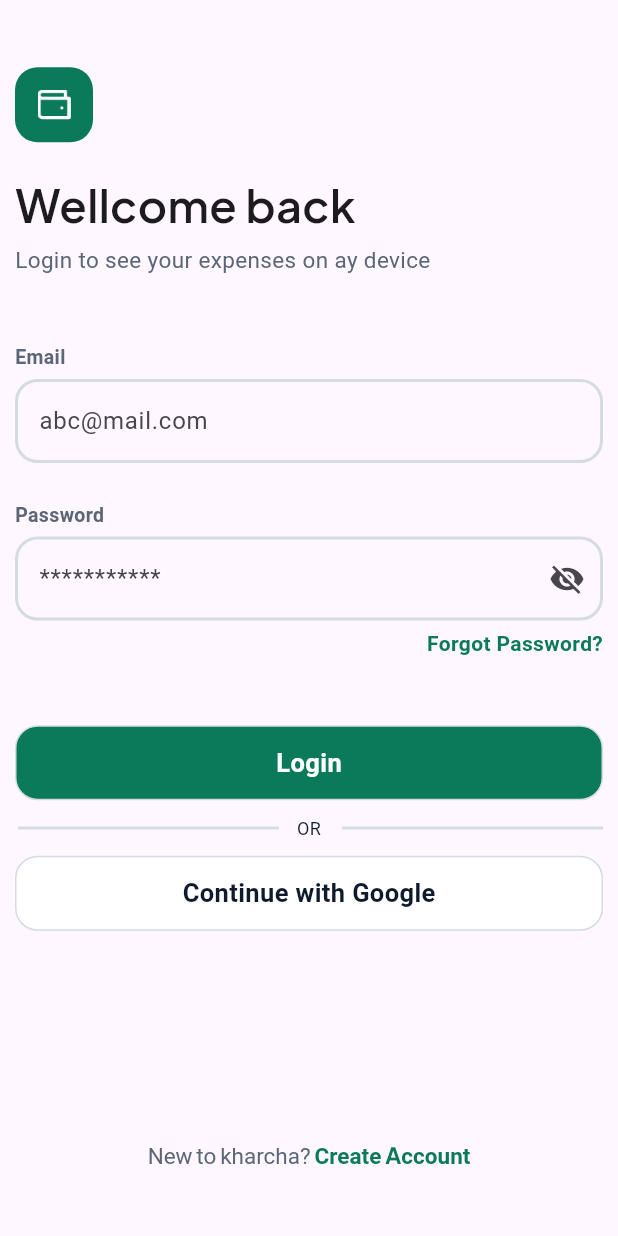
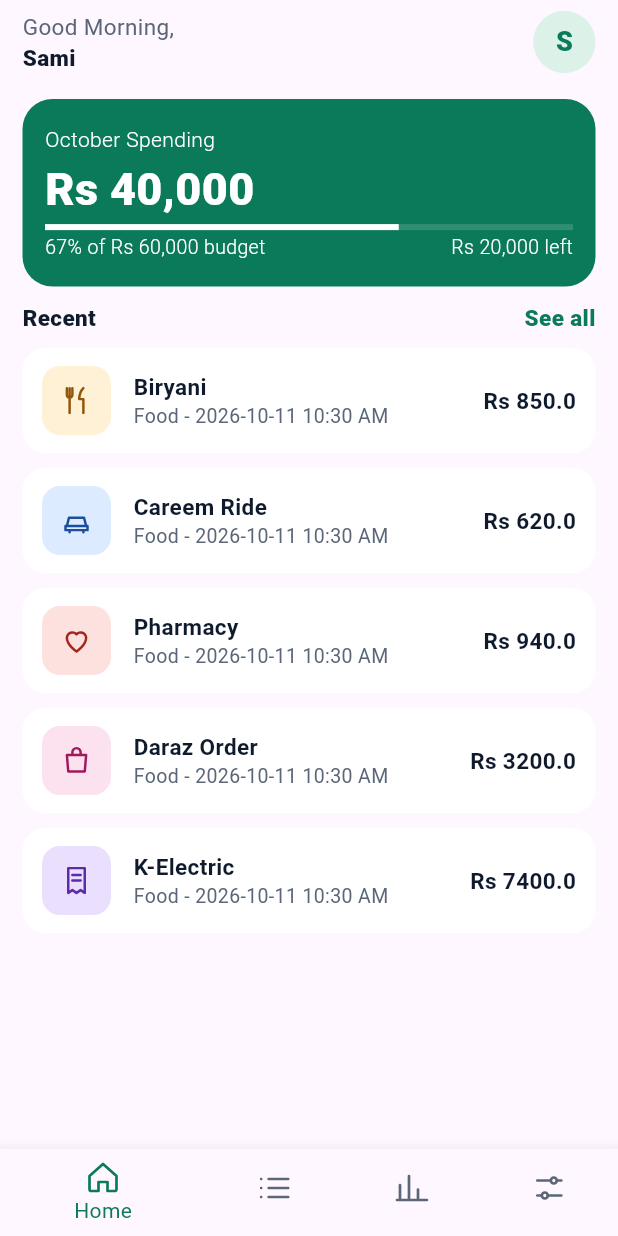
Before and after one commit to rehman-453/flutter_expense_tracker_sami, a Flutter app: the screen it shows after launch, after a tap on "Login", on a phone screen of 412 x 824 dp. Run offline on Flutter 3.47's test engine with Material 3 defaults, Android fonts, the phone set to English and light mode, and no system bars; our stand-ins replace flutter_svg, google_fonts.

Commit message:
navigation bar and home screen

```diff
--- /dev/null
+++ b/lib/model/expense_model.dart
@@ -0,0 +1,15 @@
+class ExpenseModel {
+  final String name;
+  final ExpenseCategory category;
+  final DateTime createdAt;
+  final double expValue;
+
+  const ExpenseModel({
+    required this.name,
+    required this.category,
+    required this.createdAt,
+    required this.expValue,
+  });
+}
+
+enum ExpenseCategory { food, tansport, health, shopping, bill, fun }
--- a/lib/utils/app_asset.dart
+++ b/lib/utils/app_asset.dart
@@ -1,3 +1,12 @@
 class AppAsset {
   static final String walletIcon = 'assets/icons/wallet_icon.png';
+  static final String homeIcon = 'assets/icons/home_icon.svg';
+  static final String expenseIcon = 'assets/icons/expense_icon.svg';
+  static final String summaryIcon = 'assets/icons/summary_icon.svg';
+  static final String settingIcon = 'assets/icons/setting_icon.svg';
+  static final String foodIcon = 'assets/icons/food_icon.svg';
+  static final String transportIcon = 'assets/icons/transport_icon.svg';
+  static final String healthIcon = 'assets/icons/health_icon.svg';
+  static final String shoppingIcon = 'assets/icons/shopping_icon.svg';
+  static final String billIcon = 'assets/icons/bill_icon.svg';
 }
--- a/lib/utils/app_colors.dart
+++ b/lib/utils/app_colors.dart
@@ -9,4 +9,11 @@ class AppColors {
   static final Color blackColor = Color(0xff0F1B2D);
   static final Color colorE3E8EE = Color(0xffE3E8EE);
   static final Color color5B6778 = Color(0xff5B6778);
+  static final Color colorDCF2E8 = Color(0xffDCF2E8);
+  static final Color colorFFF1D6 = Color(0xffFFF1D6);
+  static final Color color0F1B2D = Color(0xff0F1B2D);
+  static final Color colorDCEBFF = Color(0xffDCEBFF);
+  static final Color colorFDE1DE = Color(0xffFDE1DE);
+  static final Color colorFCE1EE = Color(0xffFCE1EE);
+  static final Color colorEADFFD = Color(0xffEADFFD);
 }
--- a/lib/view/screens/auth/login_screen.dart
+++ b/lib/view/screens/auth/login_screen.dart
@@ -5,6 +5,7 @@ import 'package:flutter_expense_tracker_sami/utils/app_colors.dart';
 import 'package:flutter_expense_tracker_sami/view/components/custom_button.dart';
 import 'package:flutter_expense_tracker_sami/view/components/custom_text_field.dart';
 import 'package:flutter_expense_tracker_sami/view/screens/auth/signup_screen.dart';
+import 'package:flutter_expense_tracker_sami/view/screens/main_screens/bottom_home_nav_screen.dart';
 import 'package:google_fonts/google_fonts.dart';
 
 class LoginScreen extends StatefulWidget {
@@ -134,7 +135,9 @@ class _LoginScreenState extends State<LoginScreen> {
                     onButtonTap: () {
                       Navigator.push(
                         context,
-                        MaterialPageRoute(builder: (context) => LoginScreen()),
+                        MaterialPageRoute(
+                          builder: (context) => BottomHomeNavScreen(),
+                        ),
                       );
                     },
                   ),
--- a/lib/view/screens/auth/signup_screen.dart
+++ b/lib/view/screens/auth/signup_screen.dart
@@ -2,7 +2,7 @@ import 'package:flutter/material.dart';
 import 'package:flutter_expense_tracker_sami/utils/app_colors.dart';
 import 'package:flutter_expense_tracker_sami/view/components/custom_button.dart';
 import 'package:flutter_expense_tracker_sami/view/components/custom_text_field.dart';
-import 'package:flutter_expense_tracker_sami/view/screens/auth/login_screen.dart';
+import 'package:flutter_expense_tracker_sami/view/screens/main_screens/bottom_home_nav_screen.dart';
 import 'package:google_fonts/google_fonts.dart';
 
 class SignupScreen extends StatefulWidget {
@@ -153,7 +153,9 @@ class _SignupScreenState extends State<SignupScreen> {
                   onButtonTap: () {
                     Navigator.push(
                       context,
-                      MaterialPageRoute(builder: (context) => LoginScreen()),
+                      MaterialPageRoute(
+                        builder: (context) => BottomHomeNavScreen(),
+                      ),
                     );
                   },
                 ),
--- /dev/null
+++ b/lib/view/screens/main_screens/bottom_home_nav_screen.dart
@@ -0,0 +1,63 @@
+import 'package:flutter/material.dart';
+import 'package:flutter_expense_tracker_sami/utils/app_asset.dart';
+import 'package:flutter_expense_tracker_sami/utils/app_colors.dart';
+import 'package:flutter_expense_tracker_sami/view/screens/main_screens/bottom_nav_screens/expense_screen.dart';
+import 'package:flutter_expense_tracker_sami/view/screens/main_screens/bottom_nav_screens/home_screen.dart';
+import 'package:flutter_expense_tracker_sami/view/screens/main_screens/bottom_nav_screens/setting_screen.dart';
+import 'package:flutter_expense_tracker_sami/view/screens/main_screens/bottom_nav_screens/summary_screen.dart';
+import 'package:flutter_svg/svg.dart';
+
+class BottomHomeNavScreen extends StatefulWidget {
+  const new({super.key});
+
+  @override
+  State<BottomHomeNavScreen> createState() => _BottomHomeNavScreenState();
+}
+
+class _BottomHomeNavScreenState extends State<BottomHomeNavScreen> {
+  int _selectedIndex = 0;
+
+  void onItemTapped(int index) {
+    setState(() {
+      _selectedIndex = index;
+    });
+  }
+
+  List listOfScreens = [
+    HomeScreen(),
+    ExpenseScreen(),
+    SummaryScreen(),
+    SettingScreen(),
+  ];
+
+  @override
+  Widget build(BuildContext context) {
+    return Scaffold(
+      body: listOfScreens[_selectedIndex],
+      bottomNavigationBar: BottomNavigationBar(
+        items: <BottomNavigationBarItem>[
+          BottomNavigationBarItem(
+            icon: SvgPicture.asset(AppAsset.homeIcon),
+            label: 'Home',
+          ),
+          BottomNavigationBarItem(
+            icon: SvgPicture.asset(AppAsset.expenseIcon),
+            label: 'Expense',
+          ),
+          BottomNavigationBarItem(
+            icon: SvgPicture.asset(AppAsset.summaryIcon),
+            label: 'Summary',
+          ),
+          BottomNavigationBarItem(
+            icon: SvgPicture.asset(AppAsset.settingIcon),
+            label: 'Setting',
+          ),
+        ],
+        currentIndex: _selectedIndex,
+        selectedItemColor: AppColors.greenColor,
+        unselectedItemColor: AppColors.greyColor,
+        onTap: onItemTapped,
+      ),
+    );
+  }
+}
--- /dev/null
+++ b/lib/view/screens/main_screens/bottom_nav_screens/expense_screen.dart
@@ -0,0 +1,22 @@
+import 'package:flutter/material.dart';
+
+class ExpenseScreen extends StatefulWidget {
+  const new({super.key});
+
+  @override
+  State<ExpenseScreen> createState() => _ExpenseScreenState();
+}
+
+class _ExpenseScreenState extends State<ExpenseScreen> {
+  @override
+  Widget build(BuildContext context) {
+    return Scaffold(
+      body: Center(
+        child: Text(
+          "Expense Screen",
+          style: TextStyle(fontSize: 30, fontWeight: FontWeight.bold),
+        ),
+      ),
+    );
+  }
+}
--- /dev/null
+++ b/lib/view/screens/main_screens/bottom_nav_screens/home_screen.dart
@@ -0,0 +1,316 @@
+import 'package:flutter/material.dart';
+import 'package:flutter_expense_tracker_sami/model/expense_model.dart';
+import 'package:flutter_expense_tracker_sami/utils/app_asset.dart';
+import 'package:flutter_expense_tracker_sami/utils/app_colors.dart';
+import 'package:flutter_svg/svg.dart';
+
+import 'package:intl/intl.dart';
+
+class HomeScreen extends StatefulWidget {
+  const new({super.key});
+
+  @override
+  State<HomeScreen> createState() => _HomeScreenState();
+}
+
+class _HomeScreenState extends State<HomeScreen> {
+  List<ExpenseModel> listOfExpenses = <ExpenseModel>[
+    ExpenseModel(
+      name: "Biryani",
+      category: ExpenseCategory.food,
+      createdAt: DateTime.now(),
+      expValue: 850,
+    ),
+    ExpenseModel(
+      name: "Careem Ride",
+      category: ExpenseCategory.tansport,
+      createdAt: DateTime.now(),
+      expValue: 620,
+    ),
+    ExpenseModel(
+      name: "Pharmacy",
+      category: ExpenseCategory.health,
+      createdAt: DateTime.now(),
+      expValue: 940,
+    ),
+    ExpenseModel(
+      name: "Daraz Order",
+      category: ExpenseCategory.shopping,
+      createdAt: DateTime.now(),
+      expValue: 3200,
+    ),
+    ExpenseModel(
+      name: "K-Electric",
+      category: ExpenseCategory.bill,
+      createdAt: DateTime.now(),
+      expValue: 7400,
+    ),
+  ];
+
+  @override
+  Widget build(BuildContext context) {
+    return Scaffold(
+      body: SafeArea(
+        child: Padding(
+          padding: EdgeInsets.symmetric(horizontal: 15),
+          child: Column(
+            spacing: 10,
+            children: [
+              Row(
+                mainAxisAlignment: MainAxisAlignment.spaceBetween,
+                children: [
+                  Column(
+                    crossAxisAlignment: CrossAxisAlignment.start,
+                    children: [
+                      Text(
+                        "Good Morning,",
+                        style: TextStyle(
+                          fontSize: 15,
+                          color: AppColors.color5B6778,
+                        ),
+                      ),
+                      Text(
+                        "Sami",
+                        style: TextStyle(
+                          fontSize: 15,
+                          color: AppColors.blackColor,
+                          fontWeight: FontWeight.w800,
+                        ),
+                      ),
+                    ],
+                  ),
+                  Container(
+                    decoration: BoxDecoration(
+                      color: AppColors.colorDCF2E8,
+                      shape: BoxShape.circle,
+                    ),
+                    padding: EdgeInsets.all(15),
+                    child: Text(
+                      "S",
+                      style: TextStyle(
+                        fontSize: 18,
+                        color: AppColors.color0B7A5A,
+                        fontWeight: FontWeight.w800,
+                      ),
+                    ),
+                  ),
+                ],
+              ),
+              _spendingCard(),
+              Row(
+                crossAxisAlignment: CrossAxisAlignment.start,
+                mainAxisAlignment: MainAxisAlignment.spaceBetween,
+                children: [
+                  Text(
+                    "Recent",
+                    style: TextStyle(
+                      fontSize: 15,
+                      color: AppColors.blackColor,
+                      fontWeight: FontWeight.w800,
+                    ),
+                  ),
+                  Text(
+                    "See all",
+                    style: TextStyle(
+                      fontSize: 15,
+                      color: AppColors.greenColor,
+                      fontWeight: FontWeight.w800,
+                    ),
+                  ),
+                ],
+              ),
+              ListView.separated(
+                itemCount: listOfExpenses.length,
+                shrinkWrap: true,
+                separatorBuilder: (context, index) => SizedBox(height: 10),
+                itemBuilder: (context, index) {
+                  return _expenseCard(listOfExpenses[index]);
+                },
+              ),
+            ],
+          ),
+        ),
+      ),
+    );
+  }
+
+  Widget _iconContainer(ExpenseCategory expenseCategory) {
+    switch (expenseCategory) {
+      case ExpenseCategory.food:
+        return Container(
+          padding: EdgeInsets.all(12),
+          decoration: BoxDecoration(
+            borderRadius: BorderRadius.circular(12),
+            color: AppColors.colorFFF1D6,
+          ),
+          child: SvgPicture.asset(AppAsset.foodIcon),
+        );
+
+      case ExpenseCategory.tansport:
+        return Container(
+          padding: EdgeInsets.all(12),
+          decoration: BoxDecoration(
+            borderRadius: BorderRadius.circular(12),
+            color: AppColors.colorDCEBFF,
+          ),
+          child: SvgPicture.asset(AppAsset.transportIcon),
+        );
+
+      case ExpenseCategory.health:
+        return Container(
+          padding: EdgeInsets.all(12),
+          decoration: BoxDecoration(
+            borderRadius: BorderRadius.circular(12),
+            color: AppColors.colorFDE1DE,
+          ),
+          child: SvgPicture.asset(AppAsset.healthIcon),
+        );
+
+      case ExpenseCategory.shopping:
+        return Container(
+          padding: EdgeInsets.all(12),
+          decoration: BoxDecoration(
+            borderRadius: BorderRadius.circular(12),
+            color: AppColors.colorFCE1EE,
+          ),
+          child: SvgPicture.asset(AppAsset.shoppingIcon),
+        );
+
+      case ExpenseCategory.bill:
+        return Container(
+          padding: EdgeInsets.all(12),
+          decoration: BoxDecoration(
+            borderRadius: BorderRadius.circular(12),
+            color: AppColors.colorEADFFD,
+          ),
+          child: SvgPicture.asset(AppAsset.billIcon),
+        );
+
+      default:
+        return Container(
+          padding: EdgeInsets.all(12),
+          decoration: BoxDecoration(
+            borderRadius: BorderRadius.circular(12),
+            color: AppColors.colorFFF1D6,
+          ),
+          child: SvgPicture.asset(AppAsset.healthIcon),
+        );
+    }
+  }
+
+  Widget _expenseCard(ExpenseModel expenseModel) {
+    String formattedDate = DateFormat('yyyy-MM-dd HH:mm a')
+        .format(expenseModel.createdAt);
+
+    return Container(
+      padding: EdgeInsets.symmetric(horizontal: 13),
+      height: 70,
+      decoration: BoxDecoration(
+        color: AppColors.pureWhiteColor,
+        borderRadius: BorderRadius.circular(15),
+      ),
+      child: Row(
+        mainAxisAlignment: MainAxisAlignment.spaceBetween,
+        children: [
+          Row(
+            spacing: 15,
+            children: [
+              _iconContainer(expenseModel.category),
+              Column(
+                crossAxisAlignment: CrossAxisAlignment.start,
+                mainAxisAlignment: MainAxisAlignment.center,
+                children: [
+                  Text(
+                    expenseModel.name,
+                    style: TextStyle(
+                      fontWeight: FontWeight.w700,
+                      fontSize: 15,
+                      color: AppColors.color0F1B2D,
+                    ),
+                  ),
+                  Text(
+                    "Food - $formattedDate",
+                    style: TextStyle(
+                      fontWeight: FontWeight.w400,
+                      fontSize: 13,
+                      color: AppColors.greyColor,
+                    ),
+                  ),
+                ],
+              ),
+            ],
+          ),
+          Text(
+            "Rs ${expenseModel.expValue.toString()}",
+            style: TextStyle(
+              fontWeight: FontWeight.bold,
+              fontSize: 15,
+              color: AppColors.blackColor,
+            ),
+          ),
+        ],
+      ),
+    );
+  }
+
+  Widget _spendingCard() {
+    return Container(
+      padding: EdgeInsets.symmetric(horizontal: 15, vertical: 15),
+      height: 125,
+      width: double.infinity,
+      decoration: BoxDecoration(
+        color: AppColors.greenColor,
+        borderRadius: BorderRadius.circular(20),
+      ),
+      child: Column(
+        crossAxisAlignment: CrossAxisAlignment.start,
+        mainAxisAlignment: MainAxisAlignment.spaceEvenly,
+        children: [
+          Text(
+            "October Spending",
+            style: TextStyle(
+              fontSize: 14,
+              fontWeight: FontWeight.w300,
+              color: AppColors.pureWhiteColor,
+            ),
+          ),
+          Text(
+            "Rs 40,000",
+            style: TextStyle(
+              fontSize: 30,
+              fontWeight: FontWeight.w800,
+              color: AppColors.pureWhiteColor,
+            ),
+          ),
+          LinearProgressIndicator(
+            color: AppColors.pureWhiteColor,
+            value: 0.67,
+            backgroundColor: AppColors.pureWhiteColor.withValues(alpha: 0.15),
+          ),
+          Row(
+            crossAxisAlignment: CrossAxisAlignment.start,
+            mainAxisAlignment: MainAxisAlignment.spaceBetween,
+            children: [
+              Text(
+                "67% of Rs 60,000 budget",
+                style: TextStyle(
+                  fontSize: 13,
+                  color: AppColors.pureWhiteColor,
+                  fontWeight: FontWeight.w300,
+                ),
+              ),
+              Text(
+                "Rs 20,000 left",
+                style: TextStyle(
+                  fontSize: 13,
+                  color: AppColors.pureWhiteColor,
+                  fontWeight: FontWeight.w300,
+                ),
+              ),
+            ],
+          ),
+        ],
+      ),
+    );
+  }
+}
--- /dev/null
+++ b/lib/view/screens/main_screens/bottom_nav_screens/setting_screen.dart
@@ -0,0 +1,22 @@
+import 'package:flutter/material.dart';
+
+class SettingScreen extends StatefulWidget {
+  const new({super.key});
+
+  @override
+  State<SettingScreen> createState() => _SettingScreenState();
+}
+
+class _SettingScreenState extends State<SettingScreen> {
+  @override
+  Widget build(BuildContext context) {
+    return Scaffold(
+      body: Center(
+        child: Text(
+          "Setting Screen",
+          style: TextStyle(fontSize: 30, fontWeight: FontWeight.bold),
+        ),
+      ),
+    );
+  }
+}
--- /dev/null
+++ b/lib/view/screens/main_screens/bottom_nav_screens/summary_screen.dart
@@ -0,0 +1,22 @@
+import 'package:flutter/material.dart';
+
+class SummaryScreen extends StatefulWidget {
+  const new({super.key});
+
+  @override
+  State<SummaryScreen> createState() => _SummaryScreenState();
+}
+
+class _SummaryScreenState extends State<SummaryScreen> {
+  @override
+  Widget build(BuildContext context) {
+    return Scaffold(
+      body: Center(
+        child: Text(
+          "Summary Screen",
+          style: TextStyle(fontSize: 30, fontWeight: FontWeight.bold),
+        ),
+      ),
+    );
+  }
+}
--- a/pubspec.yaml
+++ b/pubspec.yaml
@@ -31,11 +31,14 @@ dependencies:
   flutter:
     sdk: flutter
 
-  google_fonts: ^8.2.1
+
 
   # The following adds the Cupertino Icons font to your application.
   # Use with the CupertinoIcons class for iOS style icons.
   cupertino_icons: ^1.0.8
+  google_fonts: ^8.2.1
+  flutter_svg: ^2.3.0
+  intl: ^0.20.3
 
 dev_dependencies:
   flutter_test:
```
Also changed, not shown: pubspec.lock.
